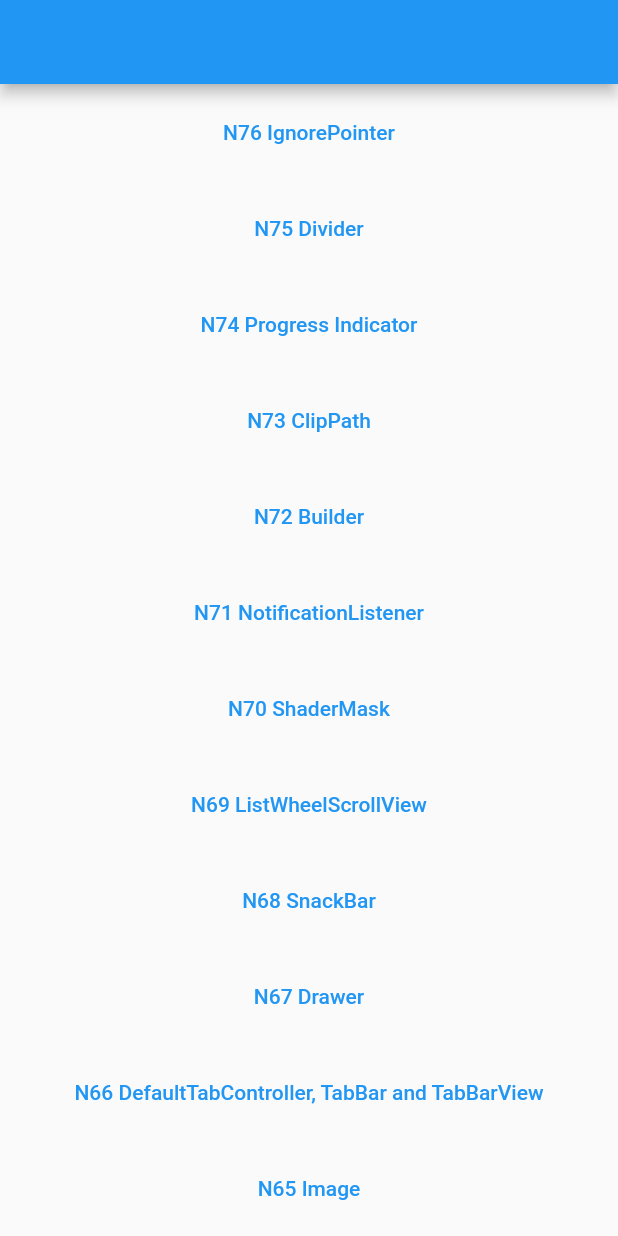
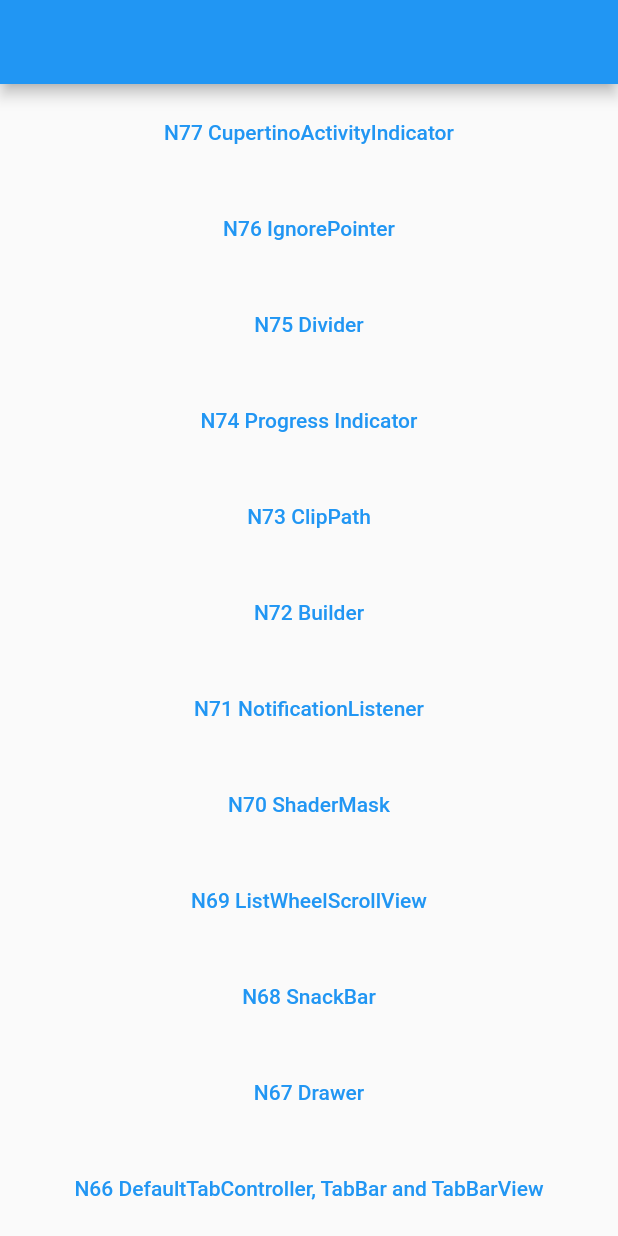
Before and after one commit to ychsue/my_flutter_test, a Flutter app: the screen it shows after launch, on a phone screen of 412 x 824 dp. Run offline on Flutter 3.47's test engine with Material 2 defaults, Android fonts, the phone set to English and light mode, and no system bars; our stand-ins replace bloc, flutter_bloc, get, transparent_image; missing offline and left inert: resizable_widget; Roboto replaces fonts that are missing (Georgia).

Commit message:
Cupertino Activity Indicator

```diff
--- a/lib/main.dart
+++ b/lib/main.dart
@@ -3,5 +3,5 @@ import 'package:flutter/material.dart';
 import 'src/app.dart';
 
 void main() {
-  runApp(App());
+  runApp(app());
 }
--- a/lib/src/app.dart
+++ b/lib/src/app.dart
@@ -1,4 +1,3 @@
-import 'package:flutter/material.dart';
 // import 'package:flutter_bloc/flutter_bloc.dart';
 // import 'package:test2/src/route/cubit/my_page.dart';
 // import 'package:test2/src/route/cubit/pages_retriever_cubit.dart';
@@ -9,7 +8,7 @@ import 'package:get/get.dart';
 import 'core/theme/app_theme.dart';
 import 'route/app_pages.dart';
 
-App() => GetMaterialApp(
+app() => GetMaterialApp(
       debugShowCheckedModeBanner: false,
       initialRoute: Routes.home.toLocation,
       theme: appThemeData,
--- a/lib/src/route/app_pages.dart
+++ b/lib/src/route/app_pages.dart
@@ -56,6 +56,7 @@ import 'package:test2/src/route/main_screens/n73/n73_clip_path.dart';
 import 'package:test2/src/route/main_screens/n74_progress_indicator.dart';
 import 'package:test2/src/route/main_screens/n75_divider.dart';
 import 'package:test2/src/route/main_screens/n76_ignore_pointer.dart';
+import 'package:test2/src/route/main_screens/n77_cupertino_activity_indicator.dart';
 import 'package:test2/src/route/main_screens/sliver_screen.dart';
 import 'package:test2/src/route/main_screens/unknown_screen.dart';
 import 'package:test2/src/route/main_screens/welcome_screen.dart';
@@ -132,10 +133,15 @@ enum Routes {
   n74_progress_indicator,
   n75_divider,
   n76_ignore_pointer,
+  n77_cupertino_activity_indicator,
 }
 
 abstract class AppPages {
   static final pages = [
+    GetPage(
+      name: Routes.n77_cupertino_activity_indicator.toLocation,
+      page: () => N77CupertinoActivityIndicatorScreen(),
+    ),
     GetPage(
       name: Routes.n76_ignore_pointer.toLocation,
       page: () => N76IgnorePointerScreen(),
--- a/lib/src/route/main_screens/get_home_screen.dart
+++ b/lib/src/route/main_screens/get_home_screen.dart
@@ -14,6 +14,14 @@ class GetHomeScreen extends StatelessWidget {
           child: Container(
         child: ListView(
           children: [
+            Container(
+              margin: EdgeInsets.all(8.0),
+              child: TextButton(
+                  onPressed: () =>
+                      Get.toNamed(
+                      Routes.n77_cupertino_activity_indicator.toLocation),
+                  child: Text("N77 CupertinoActivityIndicator")),
+            ),
             Container(
               margin: EdgeInsets.all(8.0),
               child: TextButton(
```
Also changed, not shown: lib/src/route/main_screens/n77_cupertino_activity_indicator.dart (added, +71 -0 lines), 2 other files.
